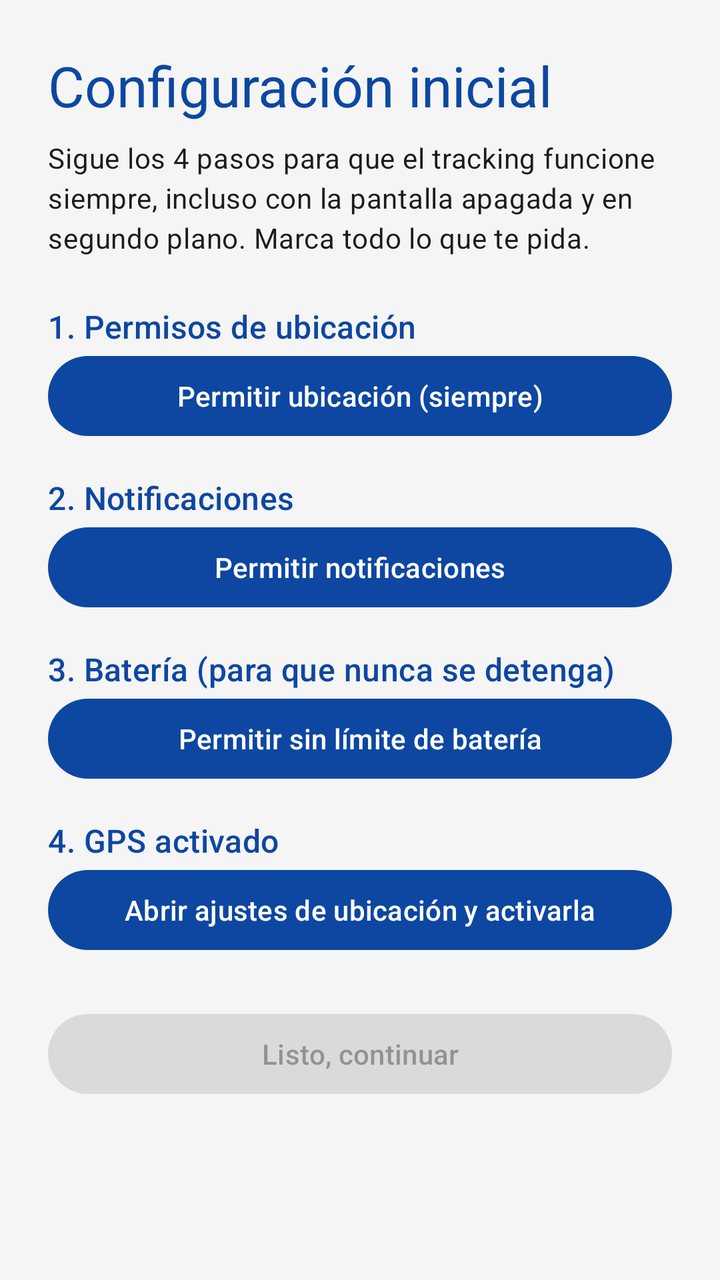
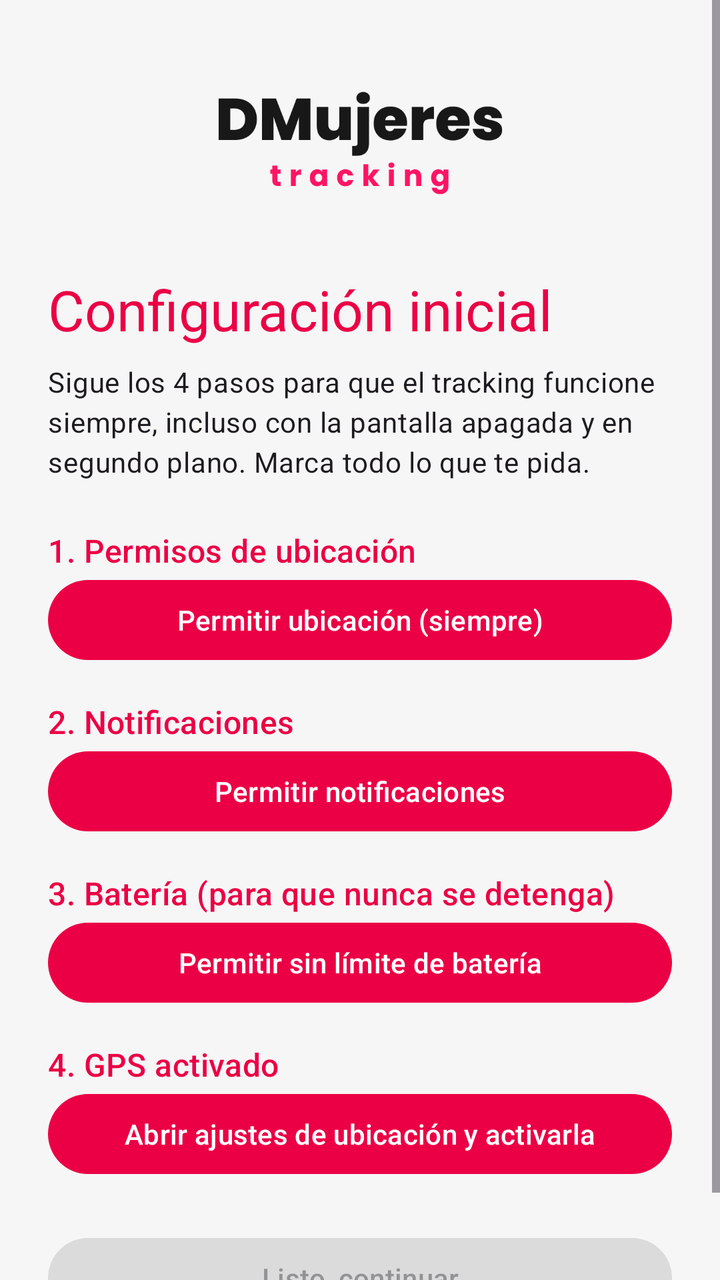

Compare the two renders of this Android layout. The source of the first and the diff that turns it into the second are given below.
<!-- AndroidManifest.xml: application theme Theme.Dmujeres -->
<!-- res/layout/activity_onboarding.xml -->
<?xml version="1.0" encoding="utf-8"?>
<ScrollView xmlns:android="http://schemas.android.com/apk/res/android"
    android:layout_width="match_parent"
    android:layout_height="match_parent"
    android:background="@color/background">

    <LinearLayout
        android:layout_width="match_parent"
        android:layout_height="wrap_content"
        android:orientation="vertical"
        android:padding="24dp">

        <TextView
            android:layout_width="wrap_content"
            android:layout_height="wrap_content"
            android:text="@string/welcome_title"
            android:textAppearance="@style/TextAppearance.Material3.HeadlineMedium"
            android:textColor="@color/primary"
            android:layout_marginBottom="8dp" />

        <TextView
            android:layout_width="wrap_content"
            android:layout_height="wrap_content"
            android:text="@string/welcome_body"
            android:textAppearance="@style/TextAppearance.Material3.BodyMedium"
            android:layout_marginBottom="24dp" />

        <TextView
            android:id="@+id/stepLocationTitle"
            android:layout_width="wrap_content"
            android:layout_height="wrap_content"
            android:text="@string/step_location"
            android:textAppearance="@style/TextAppearance.Material3.TitleMedium"
            android:textColor="@color/primary" />

        <Button
            android:id="@+id/stepLocationButton"
            android:layout_width="match_parent"
            android:layout_height="wrap_content"
            android:text="@string/grant_location"
            android:layout_marginBottom="16dp" />

        <TextView
            android:id="@+id/stepNotificationsTitle"
            android:layout_width="wrap_content"
            android:layout_height="wrap_content"
            android:text="@string/step_notifications"
            android:textAppearance="@style/TextAppearance.Material3.TitleMedium"
            android:textColor="@color/primary" />

        <Button
            android:id="@+id/stepNotificationsButton"
            android:layout_width="match_parent"
            android:layout_height="wrap_content"
            android:text="@string/grant_notifications"
            android:layout_marginBottom="16dp" />

        <TextView
            android:id="@+id/stepBatteryTitle"
            android:layout_width="wrap_content"
            android:layout_height="wrap_content"
            android:text="@string/step_battery"
            android:textAppearance="@style/TextAppearance.Material3.TitleMedium"
            android:textColor="@color/primary" />

        <Button
            android:id="@+id/stepBatteryButton"
            android:layout_width="match_parent"
            android:layout_height="wrap_content"
            android:text="@string/grant_battery"
            android:layout_marginBottom="16dp" />

        <TextView
            android:id="@+id/stepGpsTitle"
            android:layout_width="wrap_content"
            android:layout_height="wrap_content"
            android:text="@string/step_gps"
            android:textAppearance="@style/TextAppearance.Material3.TitleMedium"
            android:textColor="@color/primary" />

        <Button
            android:id="@+id/stepGpsButton"
            android:layout_width="match_parent"
            android:layout_height="wrap_content"
            android:text="@string/grant_gps"
            android:layout_marginBottom="24dp" />

        <TextView
            android:id="@+id/vendorTitle"
            android:layout_width="wrap_content"
            android:layout_height="wrap_content"
            android:textAppearance="@style/TextAppearance.Material3.TitleMedium"
            android:textColor="@color/primary"
            android:visibility="gone" />

        <TextView
            android:id="@+id/vendorBody"
            android:layout_width="wrap_content"
            android:layout_height="wrap_content"
            android:textAppearance="@style/TextAppearance.Material3.BodyMedium"
            android:layout_marginBottom="8dp"
            android:visibility="gone" />

        <Button
            android:id="@+id/vendorButton"
            android:layout_width="match_parent"
            android:layout_height="wrap_content"
            android:layout_marginBottom="16dp"
            android:visibility="gone" />

        <Button
            android:id="@+id/finishButton"
            android:layout_width="match_parent"
            android:layout_height="wrap_content"
            android:text="@string/finish"
            android:enabled="false" />

    </LinearLayout>
</ScrollView>
<!-- resources referenced by this layout -->
<resources>
  <color name="background">#F5F5F5</color>
  <color name="primary">#0D47A1</color>
  <string name="finish">Listo, continuar</string>
  <string name="grant_battery">Permitir sin límite de batería</string>
  <string name="grant_gps">Abrir ajustes de ubicación y activarla</string>
  <string name="grant_location">Permitir ubicación (siempre)</string>
  <string name="grant_notifications">Permitir notificaciones</string>
  <string name="step_battery">3. Batería (para que nunca se detenga)</string>
  <string name="step_gps">4. GPS activado</string>
  <string name="step_location">1. Permisos de ubicación</string>
  <string name="step_notifications">2. Notificaciones</string>
  <string name="welcome_body">Sigue los 4 pasos para que el tracking funcione siempre, incluso con la pantalla apagada y en segundo plano. Marca todo lo que te pida.</string>
  <string name="welcome_title">Configuración inicial</string>
  <style name="Theme.Dmujeres" parent="Theme.Material3.Light.NoActionBar">
          <item name="colorPrimary">@color/primary</item>
          <item name="colorPrimaryDark">@color/primary_dark</item>
          <item name="colorAccent">@color/accent</item>
          <item name="android:statusBarColor">@color/primary_dark</item>
      </style>
  <color name="primary_dark">#002171</color>
  <color name="accent">#FFC107</color>
</resources>

<!-- the commit's change to res/layout/activity_onboarding.xml (unified diff, before → after) -->
@@ -9,6 +9,15 @@
         android:layout_height="wrap_content"
         android:orientation="vertical"
         android:padding="24dp">
+
+        <ImageView
+            android:layout_width="240dp"
+            android:layout_height="wrap_content"
+            android:layout_gravity="center_horizontal"
+            android:adjustViewBounds="true"
+            android:src="@drawable/logo_banner"
+            android:contentDescription="@string/app_name"
+            android:layout_marginBottom="20dp" />
 
         <TextView
             android:layout_width="wrap_content"
<!-- resource entries referenced after the edit -->
@@ -1,7 +1,9 @@
 <!-- resources referenced by this layout -->
 <resources>
-  <color name="background">#F5F5F5</color>
-  <color name="primary">#0D47A1</color>
+  <color name="background">#F6F6F6</color>
+  <color name="primary">#EB0045</color>
+  <!-- drawable logo_banner: png bitmap (drawable-xxhdpi, 19920 bytes) -->
+  <string name="app_name">DMujeres Tracking</string>
   <string name="finish">Listo, continuar</string>
   <string name="grant_battery">Permitir sin límite de batería</string>
   <string name="grant_gps">Abrir ajustes de ubicación y activarla</string>
@@ -18,8 +20,11 @@
           <item name="colorPrimaryDark">@color/primary_dark</item>
           <item name="colorAccent">@color/accent</item>
           <item name="android:statusBarColor">@color/primary_dark</item>
+          <item name="android:windowBackground">@color/background</item>
+          <item name="android:colorAccent">@color/accent</item>
+          <item name="android:colorPrimary">@color/primary</item>
       </style>
-  <color name="primary_dark">#002171</color>
-  <color name="accent">#FFC107</color>
+  <color name="primary_dark">#C4003B</color>
+  <color name="accent">#FF1464</color>
 </resources>
 
